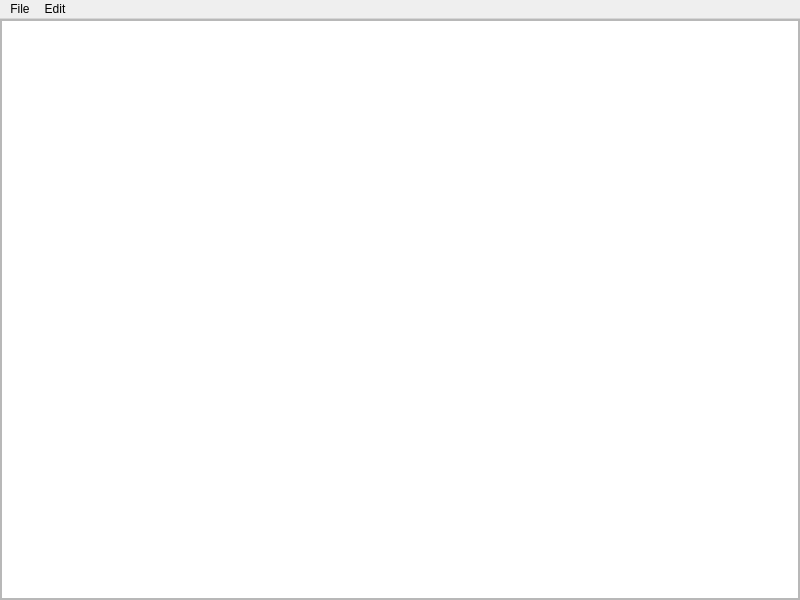
Before: the Qt Designer form src/cinemol/gui/console.ui in cmbruns/cinemol, drawn with Qt 5.
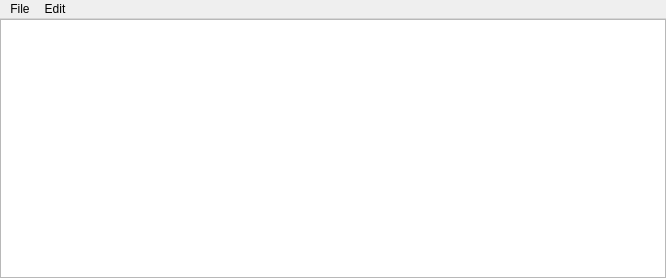
After: the same form once the commit is applied.

Commit message: Created rudimentary console.

```diff
--- a/src/cinemol/gui/console.ui
+++ b/src/cinemol/gui/console.ui
@@ -6,8 +6,8 @@
    <rect>
     <x>0</x>
     <y>0</y>
-    <width>800</width>
-    <height>600</height>
+    <width>666</width>
+    <height>278</height>
    </rect>
   </property>
   <property name="windowTitle">
@@ -19,38 +19,13 @@
      <number>0</number>
     </property>
     <item row="0" column="0">
-     <widget class="QScrollArea" name="scrollArea">
-      <property name="horizontalScrollBarPolicy">
-       <enum>Qt::ScrollBarAlwaysOff</enum>
+     <widget class="QPlainTextEdit" name="plainTextEdit">
+      <property name="font">
+       <font>
+        <family>Courier New</family>
+        <pointsize>12</pointsize>
+       </font>
       </property>
-      <property name="widgetResizable">
-       <bool>true</bool>
-      </property>
-      <property name="alignment">
-       <set>Qt::AlignBottom|Qt::AlignLeading|Qt::AlignLeft</set>
-      </property>
-      <widget class="QWidget" name="scrollAreaWidgetContents">
-       <property name="geometry">
-        <rect>
-         <x>0</x>
-         <y>0</y>
-         <width>798</width>
-         <height>577</height>
-        </rect>
-       </property>
-       <layout class="QGridLayout" name="gridLayout_2">
-        <property name="margin">
-         <number>0</number>
-        </property>
-        <item row="0" column="0">
-         <widget class="QPlainTextEdit" name="plainTextEdit">
-          <property name="cursor" stdset="0">
-           <cursorShape>IBeamCursor</cursorShape>
-          </property>
-         </widget>
-        </item>
-       </layout>
-      </widget>
      </widget>
     </item>
    </layout>
@@ -60,7 +35,7 @@
     <rect>
      <x>0</x>
      <y>0</y>
-     <width>800</width>
+     <width>666</width>
      <height>21</height>
     </rect>
    </property>
```
Left out of the diff: 6 changed lines with no effect on the pictures. The commit also changes 19 other files.
